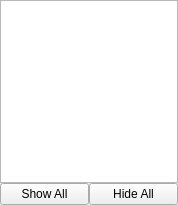
Before: the Qt Designer form libs/librepcbprojecteditor/boardeditor/boardlayersdock.ui in LibrePCB/LibrePCB, drawn with Qt 5.
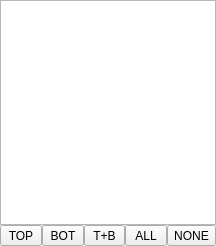
After: the same form once the commit is applied.

Commit message: BoardLayersDock: Added buttons to easily switch between top and bottom layers (or both together)

```diff
--- a/libs/librepcbprojecteditor/boardeditor/boardlayersdock.ui
+++ b/libs/librepcbprojecteditor/boardeditor/boardlayersdock.ui
@@ -6,8 +6,8 @@
    <rect>
     <x>0</x>
     <y>0</y>
-    <width>178</width>
-    <height>205</height>
+    <width>216</width>
+    <height>246</height>
    </rect>
   </property>
   <property name="allowedAreas">
@@ -39,16 +39,67 @@
     <item>
      <layout class="QHBoxLayout" name="horizontalLayout">
       <item>
-       <widget class="QPushButton" name="pushButton">
+       <widget class="QToolButton" name="btnTop">
+        <property name="sizePolicy">
+         <sizepolicy hsizetype="Minimum" vsizetype="Fixed">
+          <horstretch>0</horstretch>
+          <verstretch>0</verstretch>
+         </sizepolicy>
+        </property>
         <property name="text">
-         <string>Show All</string>
+         <string>TOP</string>
         </property>
        </widget>
       </item>
       <item>
-       <widget class="QPushButton" name="pushButton_2">
+       <widget class="QToolButton" name="btnBottom">
+        <property name="sizePolicy">
+         <sizepolicy hsizetype="Minimum" vsizetype="Fixed">
+          <horstretch>0</horstretch>
+          <verstretch>0</verstretch>
+         </sizepolicy>
+        </property>
         <property name="text">
-         <string>Hide All</string>
+         <string>BOT</string>
+        </property>
+       </widget>
+      </item>
+      <item>
+       <widget class="QToolButton" name="btnTopBottom">
+        <property name="sizePolicy">
+         <sizepolicy hsizetype="Minimum" vsizetype="Fixed">
+          <horstretch>0</horstretch>
+          <verstretch>0</verstretch>
+         </sizepolicy>
+        </property>
+        <property name="text">
+         <string>T+B</string>
+        </property>
+       </widget>
+      </item>
+      <item>
+       <widget class="QToolButton" name="btnAll">
+        <property name="sizePolicy">
+         <sizepolicy hsizetype="Minimum" vsizetype="Fixed">
+          <horstretch>0</horstretch>
+          <verstretch>0</verstretch>
+         </sizepolicy>
+        </property>
+        <property name="text">
+         <string>ALL</string>
+        </property>
+       </widget>
+      </item>
+      <item>
+       <widget class="QToolButton" name="btnNone">
+        <property name="sizePolicy">
+         <sizepolicy hsizetype="Minimum" vsizetype="Fixed">
+          <horstretch>0</horstretch>
+          <verstretch>0</verstretch>
+         </sizepolicy>
+        </property>
+        <property name="text">
+         <string>NONE</string>
         </property>
        </widget>
       </item>
```
The commit also changes 2 other files.
